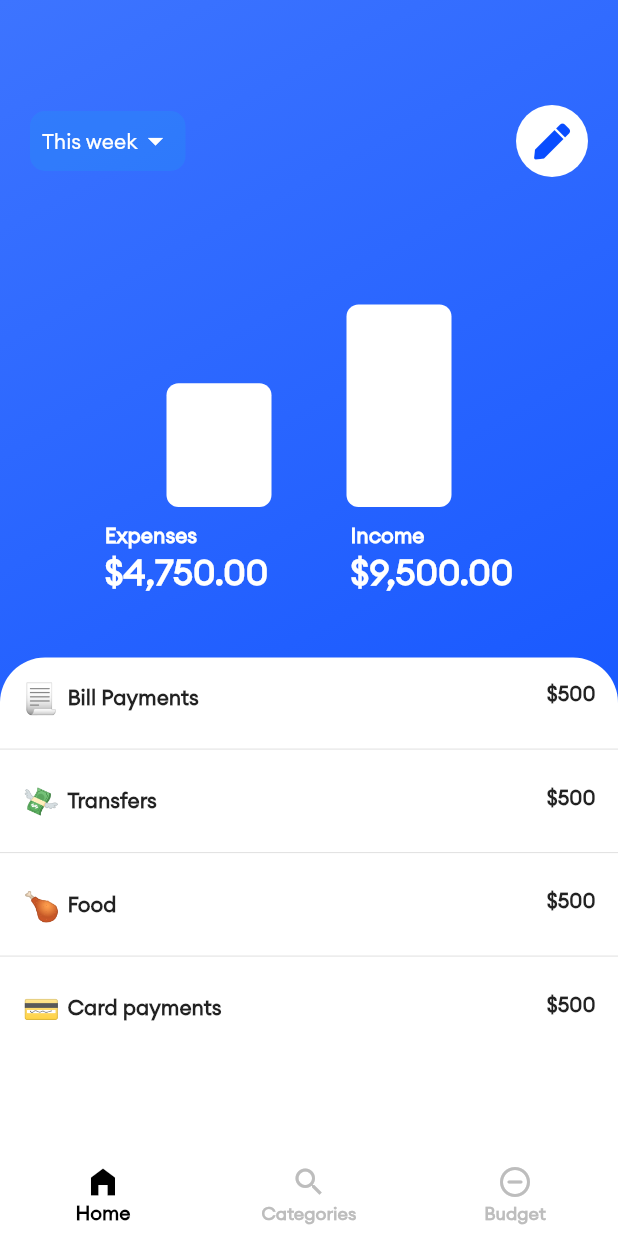
After one commit to devshally/xafe_challenge, a Flutter app: the Index screen opened directly, on a phone screen of 412 x 824 dp. The commit adds this screen. Run offline on Flutter 3.47's test engine with Material 2 defaults, Android fonts, the phone set to English and light mode, and no system bars; drawn by our look-alikes of flutter_animation_progress_bar; our stand-ins replace cloud_firestore, firebase_auth, firebase_core, font_awesome_flutter; accounts and stored records are empty.

Commit message:
Built home screen.

```diff
--- /dev/null
+++ b/lib/app/core/data.dart
@@ -0,0 +1,29 @@
+import 'package:xafe_challenge/app/core/models/recent_transactions.dart';
+
+final transaction1 = Transaction(
+  amount: '\$500',
+  emoji: '📃',
+  transaction: 'Bill Payments',
+);
+final transaction2 = Transaction(
+  amount: '\$500',
+  emoji: '💸',
+  transaction: 'Transfers',
+);
+final transaction3 = Transaction(
+  amount: '\$500',
+  emoji: '🍗',
+  transaction: 'Food',
+);
+final transaction4 = Transaction(
+  amount: '\$500',
+  emoji: '💳',
+  transaction: 'Card payments',
+);
+
+List<Transaction> transactions = [
+  transaction1,
+  transaction2,
+  transaction3,
+  transaction4,
+];
--- /dev/null
+++ b/lib/app/core/homescreen.dart
@@ -0,0 +1,133 @@
+import 'package:flutter/material.dart';
+import 'package:xafe_challenge/app/core/widgets/spending_details.dart';
+import 'package:xafe_challenge/app/core/widgets/stat_button.dart';
+import 'package:xafe_challenge/app/core/widgets/timeline_selector.dart';
+import 'package:font_awesome_flutter/font_awesome_flutter.dart';
+
+class HomeScreen extends StatelessWidget {
+  const HomeScreen({Key? key}) : super(key: key);
+
+  @override
+  Widget build(BuildContext context) {
+    return Scaffold(
+      body: Stack(
+        children: [
+          Container(
+            decoration: BoxDecoration(
+              gradient: LinearGradient(
+                begin: Alignment.topLeft,
+                end: Alignment.bottomRight,
+                colors: [
+                  Color(0xFF3D74FF),
+                  Color(0xFF094DFF),
+                ],
+              ),
+            ),
+          ),
+          Column(
+            children: [
+              Padding(
+                padding: EdgeInsets.symmetric(
+                  horizontal: 20.0,
+                  vertical: 70.0,
+                ),
+                child: Row(
+                  mainAxisAlignment: MainAxisAlignment.spaceBetween,
+                  children: [
+                    TimelineSelector(),
+                    Container(
+                      decoration: BoxDecoration(
+                        color: Colors.white,
+                        shape: BoxShape.circle,
+                      ),
+                      child: IconButton(
+                        onPressed: () {},
+                        icon: FaIcon(
+                          FontAwesomeIcons.pen,
+                          color: Color(0xFF094DFF),
+                        ),
+                      ),
+                    ),
+                  ],
+                ),
+              ),
+              Column(
+                mainAxisAlignment: MainAxisAlignment.center,
+                children: [
+                  Row(
+                    mainAxisAlignment: MainAxisAlignment.center,
+                    children: [
+                      StatButton(
+                        currentValue: 55,
+                      ),
+                      StatButton(
+                        currentValue: 90,
+                      ),
+                    ],
+                  ),
+                  Padding(
+                    padding:
+                        EdgeInsets.symmetric(vertical: 10.0, horizontal: 15.0),
+                    child: Row(
+                      mainAxisAlignment: MainAxisAlignment.spaceEvenly,
+                      children: [
+                        Column(
+                          crossAxisAlignment: CrossAxisAlignment.start,
+                          children: [
+                            Text(
+                              'Expenses',
+                              style: TextStyle(
+                                color: Colors.white,
+                                fontWeight: FontWeight.w600,
+                                fontFamily: 'Euclid Circular',
+                              ),
+                            ),
+                            Text(
+                              "\$4,750.00", //TODO: Fetch from firebase
+                              style: TextStyle(
+                                color: Colors.white,
+                                fontWeight: FontWeight.bold,
+                                fontFamily: 'Euclid Circular',
+                                fontSize: 24.0,
+                              ),
+                            ),
+                          ],
+                        ),
+                        Column(
+                          crossAxisAlignment: CrossAxisAlignment.start,
+                          children: [
+                            Text(
+                              'Income',
+                              style: TextStyle(
+                                color: Colors.white,
+                                fontWeight: FontWeight.w600,
+                                fontFamily: 'Euclid Circular',
+                              ),
+                            ),
+                            Text(
+                              "\$9,500.00", //TODO: Fetch from firebase
+                              style: TextStyle(
+                                color: Colors.white,
+                                fontWeight: FontWeight.bold,
+                                fontFamily: 'Euclid Circular',
+                                fontSize: 24.0,
+                              ),
+                            ),
+                          ],
+                        ),
+                      ],
+                    ),
+                  ),
+                ],
+              ),
+            ],
+          ),
+          Positioned(
+            bottom: 0.0,
+            child: SpendingDetails(),
+          ),
+        ],
+      ),
+    );
+  }
+}
--- /dev/null
+++ b/lib/app/core/index.dart
@@ -0,0 +1,74 @@
+import 'package:flutter/cupertino.dart';
+import 'package:flutter/material.dart';
+import 'package:xafe_challenge/app/core/homescreen.dart';
+
+class Index extends StatefulWidget {
+  static const String id = 'index_page';
+
+  @override
+  _IndexState createState() => _IndexState();
+}
+
+class _IndexState extends State<Index> {
+  int currentIndex = 0;
+
+  final List<Widget> _children = [
+    HomeScreen(),
+    // Categories(),
+    // Budget(),
+  ];
+
+  @override
+  Widget build(BuildContext context) {
+    return Scaffold(
+      backgroundColor: Color(0XFFFFFFF),
+      body: _children[currentIndex],
+      bottomNavigationBar: BottomNavigationBar(
+        backgroundColor: Colors.white,
+        elevation: 0,
+        type: BottomNavigationBarType.fixed,
+        currentIndex: currentIndex,
+        selectedLabelStyle: TextStyle(
+          fontFamily: 'Euclid Circular',
+          fontSize: 13,
+          fontWeight: FontWeight.bold,
+        ),
+        unselectedLabelStyle: TextStyle(
+          fontFamily: 'Euclid Circular',
+          fontSize: 12,
+          fontWeight: FontWeight.bold,
+        ),
+        selectedItemColor: Colors.black,
+        unselectedItemColor: Colors.grey[400],
+        onTap: _onTabTapped,
+        items: [
+          BottomNavigationBarItem(
+            icon: Icon(
+              Icons.home_filled,
+            ),
+            label: 'Home',
+          ),
+          BottomNavigationBarItem(
+            icon: Icon(
+              Icons.search,
+            ),
+            label: 'Categories',
+          ),
+          BottomNavigationBarItem(
+            icon: Icon(
+              Icons.remove_circle_outline_rounded,
+            ),
+            label: 'Budget',
+          ),
+        ],
+      ),
+    );
+  }
+
+  void _onTabTapped(int index) {
+    if (!mounted) return;
+    setState(() {
+      currentIndex = index;
+    });
+  }
+}
--- /dev/null
+++ b/lib/app/core/models/recent_transactions.dart
@@ -0,0 +1,11 @@
+class Transaction {
+  final String emoji;
+  final String transaction;
+  final String amount;
+
+  Transaction({
+    required this.transaction,
+    required this.emoji,
+    required this.amount,
+  });
+}
--- /dev/null
+++ b/lib/app/core/widgets/spending_details.dart
@@ -0,0 +1,67 @@
+import 'package:flutter/material.dart';
+import 'package:xafe_challenge/app/core/data.dart';
+import 'package:xafe_challenge/app/core/models/recent_transactions.dart';
+
+class SpendingDetails extends StatelessWidget {
+  @override
+  Widget build(BuildContext context) {
+    Padding _buildRecentTransactions(BuildContext, Transaction transaction) {
+      return Padding(
+        padding: EdgeInsets.symmetric(vertical: 15.0, horizontal: 15.0),
+        child: Row(
+          crossAxisAlignment: CrossAxisAlignment.start,
+          mainAxisAlignment: MainAxisAlignment.spaceBetween,
+          children: [
+            Row(
+              children: [
+                Text(
+                  transaction.emoji,
+                  style: TextStyle(
+                    fontSize: 20.0,
+                  ),
+                ),
+                SizedBox(
+                  width: 5.0,
+                ),
+                Text(
+                  transaction.transaction,
+                  style: TextStyle(
+                    fontFamily: 'Euclid Circular',
+                    fontWeight: FontWeight.bold,
+                  ),
+                ),
+              ],
+            ),
+            Text(
+              transaction.amount,
+              style: TextStyle(
+                fontFamily: 'Euclid Circular',
+                fontWeight: FontWeight.bold,
+              ),
+            ),
+          ],
+        ),
+      );
+    }
+
+    return Container(
+      height: MediaQuery.of(context).size.height * 0.4,
+      width: MediaQuery.of(context).size.width,
+      decoration: BoxDecoration(
+        color: Colors.white,
+        borderRadius: BorderRadius.only(
+          topLeft: Radius.circular(30.0),
+          topRight: Radius.circular(30.0),
+        ),
+      ),
+      child: ListView.separated(
+        itemCount: transactions.length,
+        separatorBuilder: (BuildContext context, int index) => Divider(),
+        itemBuilder: (BuildContext context, int index) {
+          Transaction transaction = transactions[index];
+          return _buildRecentTransactions(context, transaction);
+        },
+      ),
+    );
+  }
+}
--- /dev/null
+++ b/lib/app/core/widgets/stat_button.dart
@@ -0,0 +1,26 @@
+import 'package:flutter/material.dart';
+import 'package:flutter_animation_progress_bar/flutter_animation_progress_bar.dart';
+
+// ignore: must_be_immutable
+class StatButton extends StatelessWidget {
+  StatButton({Key? key, required this.currentValue}) : super(key: key);
+
+  int currentValue;
+
+  @override
+  Widget build(BuildContext context) {
+    return Padding(
+      padding: EdgeInsets.symmetric(horizontal: 25.0),
+      child: Container(
+        height: 150.0,
+        child: FAProgressBar(
+          verticalDirection: VerticalDirection.up,
+          direction: Axis.vertical,
+          currentValue: currentValue,
+          progressColor: Colors.white,
+          size: 70.0,
+        ),
+      ),
+    );
+  }
+}
--- /dev/null
+++ b/lib/app/core/widgets/timeline_selector.dart
@@ -0,0 +1,38 @@
+import 'package:flutter/material.dart';
+
+class TimelineSelector extends StatelessWidget {
+  const TimelineSelector({
+    Key? key,
+  }) : super(key: key);
+
+  @override
+  Widget build(BuildContext context) {
+    return GestureDetector(
+      onTap: () {},
+      child: Container(
+        decoration: BoxDecoration(
+          borderRadius: BorderRadius.circular(10.0),
+          color: Colors.blue.withOpacity(0.3),
+        ),
+        child: Padding(
+          padding: EdgeInsets.all(8.0),
+          child: Row(
+            children: [
+              Text(
+                'This week',
+                style: TextStyle(
+                  color: Colors.white,
+                  fontFamily: 'Euclid Circular',
+                ),
+              ),
+              Icon(
+                Icons.arrow_drop_down,
+                color: Colors.white,
+              ),
+            ],
+          ),
+        ),
+      ),
+    );
+  }
+}
--- a/lib/app/features/authentication/signin/presentation/screens/sign_in.dart
+++ b/lib/app/features/authentication/signin/presentation/screens/sign_in.dart
@@ -1,5 +1,6 @@
 import 'package:flutter/material.dart';
 import 'package:provider/provider.dart';
+import 'package:xafe_challenge/app/core/index.dart';
 import 'package:xafe_challenge/app/core/widgets/action_button.dart';
 import 'package:xafe_challenge/app/features/authentication/signin/data/user_sign_in.dart';
 
@@ -146,7 +147,13 @@ class SignInScreen extends StatelessWidget {
             ),
             ActionButton(
               onTap: () {
-                Provider.of<SignIn>(context, listen: false).signIn();
+                // Provider.of<SignIn>(context, listen: false).signIn();
+                Navigator.pushReplacement(
+                  context,
+                  MaterialPageRoute(
+                    builder: (_) => Index(),
+                  ),
+                );
               },
               text: 'Login',
             ),
--- a/lib/app/features/authentication/signup/data/user_data.dart
+++ b/lib/app/features/authentication/signup/data/user_data.dart
@@ -2,7 +2,6 @@ import 'package:cloud_firestore/cloud_firestore.dart';
 import 'package:firebase_auth/firebase_auth.dart';
 import 'package:flutter/foundation.dart';
 import 'package:flutter/material.dart';
-import 'package:xafe_challenge/app/features/authentication/signup/presentation/screens/email_verification.dart';
 
 class UserData extends ChangeNotifier {
   final _auth = FirebaseAuth.instance;
--- a/lib/main.dart
+++ b/lib/main.dart
@@ -1,6 +1,7 @@
 import 'package:firebase_core/firebase_core.dart';
 import 'package:flutter/material.dart';
 import 'package:provider/provider.dart';
+import 'package:xafe_challenge/app/core/models/recent_transactions.dart';
 import 'package:xafe_challenge/app/core/splash_screen.dart';
 import 'package:xafe_challenge/app/features/authentication/signin/data/user_sign_in.dart';
 import 'package:xafe_challenge/app/features/authentication/signup/data/user_data.dart';
--- a/pubspec.yaml
+++ b/pubspec.yaml
@@ -19,6 +19,7 @@ dependencies:
   cloud_firestore: ^2.2.1
   flutter_animation_progress_bar: ^2.0.0
   provider: ^5.0.0
+  font_awesome_flutter: ^9.1.0
 
 dev_dependencies:
   flutter_lints: ^1.0.3
@@ -32,7 +33,7 @@ flutter:
 
   # To add assets to your application, add an assets section, like this:
 #  assets:
-#     - assets/icons
+#     - icons/
 
   fonts:
      - family: Euclid Circular
```
Also changed, not shown: icons/write.png (added), pubspec.lock.
